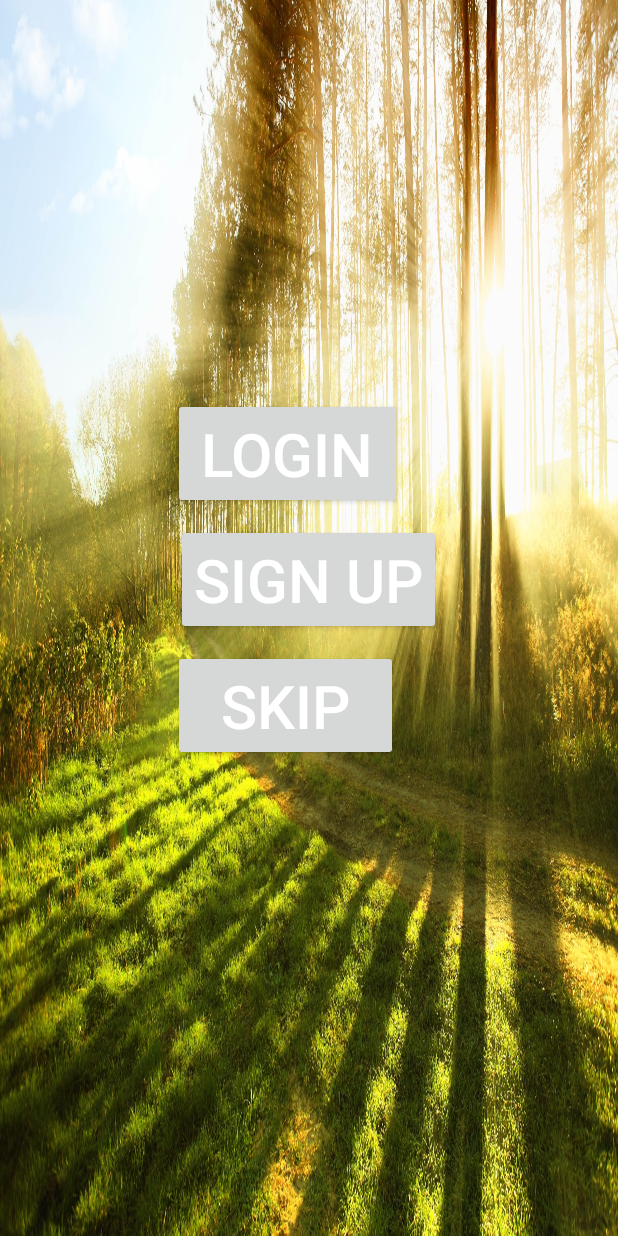
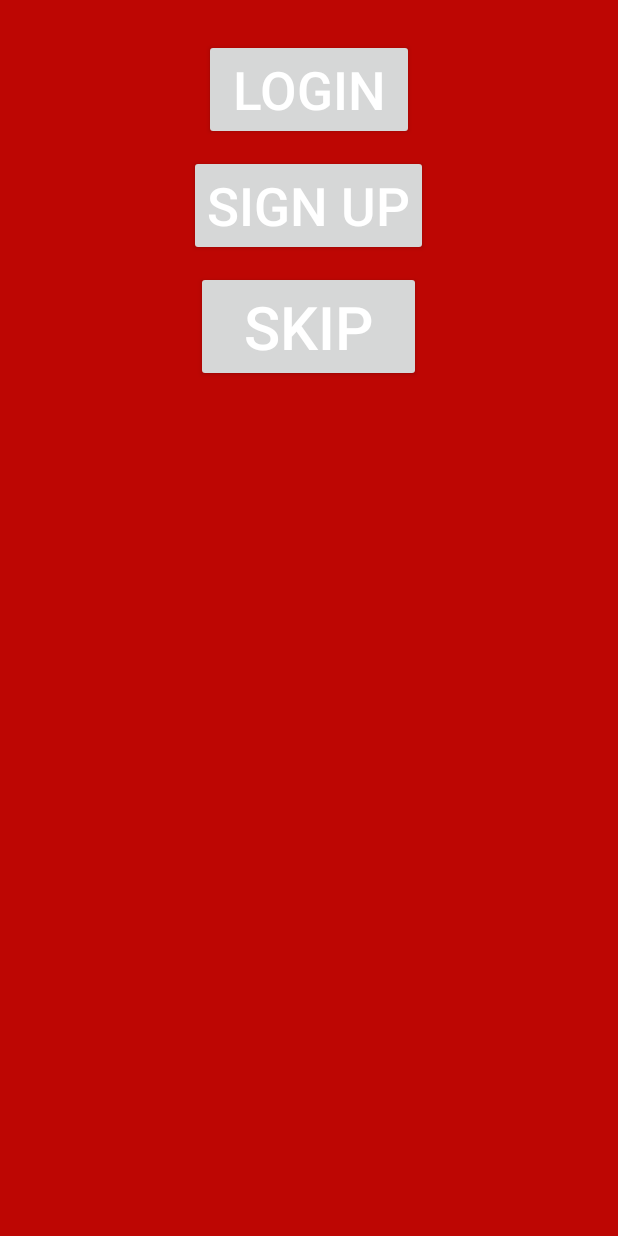
Before and after one commit to dheerajr17/MedTime2, an Android app: the layout content_main.xml on its own in the app's theme, with its tools: preview values and no code run, on a phone screen of 412 x 824 dp. Run offline under Robolectric (Android 15) with nearby library versions, the phone set to English and light mode, and no system bars; plain views replace FButton.

Commit message:
i changed the back ground with splash

```diff
--- a/app/src/main/res/layout/content_login1.xml
+++ b/app/src/main/res/layout/content_login1.xml
@@ -25,8 +25,7 @@
             android:alpha="0.75"
             card_view:cardBackgroundColor="#BD0306"
             card_view:cardCornerRadius="15dp"
-            card_view:cardElevation="25dp">
-        >
+            card_view:cardElevation="25dp">>
         <EditText
             android:paddingTop="60dp"
             android:layout_width="match_parent"
--- a/app/src/main/res/layout/content_main.xml
+++ b/app/src/main/res/layout/content_main.xml
@@ -2,8 +2,7 @@
 <LinearLayout xmlns:android="http://schemas.android.com/apk/res/android"
     xmlns:tools="http://schemas.android.com/tools"
     android:orientation="vertical"
-    android:padding="115sp"
-    android:background="@drawable/sunray"
+    android:background="#BD0603"
     xmlns:app="http://schemas.android.com/apk/res-auto" android:layout_width="match_parent"
     android:layout_height="match_parent" android:paddingLeft="@dimen/activity_horizontal_margin"
     android:paddingRight="@dimen/activity_horizontal_margin"
@@ -13,7 +12,7 @@
     xmlns:fbutton="http://schemas.android.com/apk/res-auto"
     tools:showIn="@layout/activity_main" tools:context=".MainActivity">
     <info.hoang8f.widget.FButton
-        android:layout_marginTop="150dp"
+        android:layout_marginTop="10dp"
         android:id="@+id/mainLogin"
         android:layout_width="wrap_content"
         android:layout_height="wrap_content"
@@ -21,7 +20,7 @@
         android:paddingRight="18.5dp"
         android:paddingLeft="18.5dp"
         android:text="Login"
-        android:textSize="40sp"
+        android:textSize="35sp"
         fbutton:buttonColor="@color/button"
         fbutton:shadowColor="#027008"
         fbutton:shadowEnabled="true"
@@ -29,7 +28,8 @@
         fbutton:cornerRadius="25dp"
         android:layout_alignBaseline="@+id/mainSkip"
         android:layout_alignBottom="@+id/mainSkip"
-        android:layout_centerHorizontal="true" />
+        android:layout_centerHorizontal="true"
+        android:layout_gravity="center_horizontal" />
 
     <info.hoang8f.widget.FButton
         android:id="@+id/mainSignUp"
@@ -37,16 +37,16 @@
         android:layout_height="wrap_content"
         android:textColor="#FFFFFF"
         android:text="Sign Up"
-        android:textSize="40sp"
+        android:textSize="35sp"
         fbutton:buttonColor="@color/button"
         fbutton:shadowColor="#027008"
         fbutton:shadowEnabled="true"
         fbutton:shadowHeight="5dp"
         fbutton:cornerRadius="25dp"
-        android:layout_gravity="center_horizontal"
         android:layout_below="@+id/mainLogin"
         android:layout_centerHorizontal="true"
-        android:layout_marginTop="10dp" />
+        android:layout_marginTop="10dp"
+        android:layout_gravity="center_horizontal" />
 
     <info.hoang8f.widget.FButton
         android:paddingRight="32dp"
@@ -65,32 +65,7 @@
         fbutton:cornerRadius="25dp"
         android:layout_alignParentTop="true"
         android:layout_centerHorizontal="true"
-        android:layout_marginTop="10dp" />
-    <!--<Button android:layout_height="wrap_content"
-        android:layout_width="wrap_content"
-        android:text="Login"
-        android:textSize="50sp"
-        android:id="@+id/mainLogin"
-        android:layout_above="@+id/mainSkip"
-        android:layout_centerHorizontal="true" />
-    <Button android:layout_height="wrap_content"
-        android:layout_width="wrap_content"
-        android:text="Skip"
-        android:textSize="50sp"
-        android:id="@+id/mainSkip"
-        android:layout_centerVertical="true"
-        android:layout_centerHorizontal="true" />
-    <Button
+        android:layout_marginTop="10dp"
+        android:layout_gravity="center_horizontal" />
 
-        android:layout_width="wrap_content"
-        android:layout_height="wrap_content"
-        android:text="Sign Up"
-        android:textSize="50sp"
-        android:id="@+id/mainSignUp"
-        android:layout_gravity="center"
-        android:layout_below="@+id/mainSkip"
-        android:layout_centerHorizontal="true" />-->
 </LinearLayout>
-<!--
-</android.support.v7.widget.CardView>
--->
```
